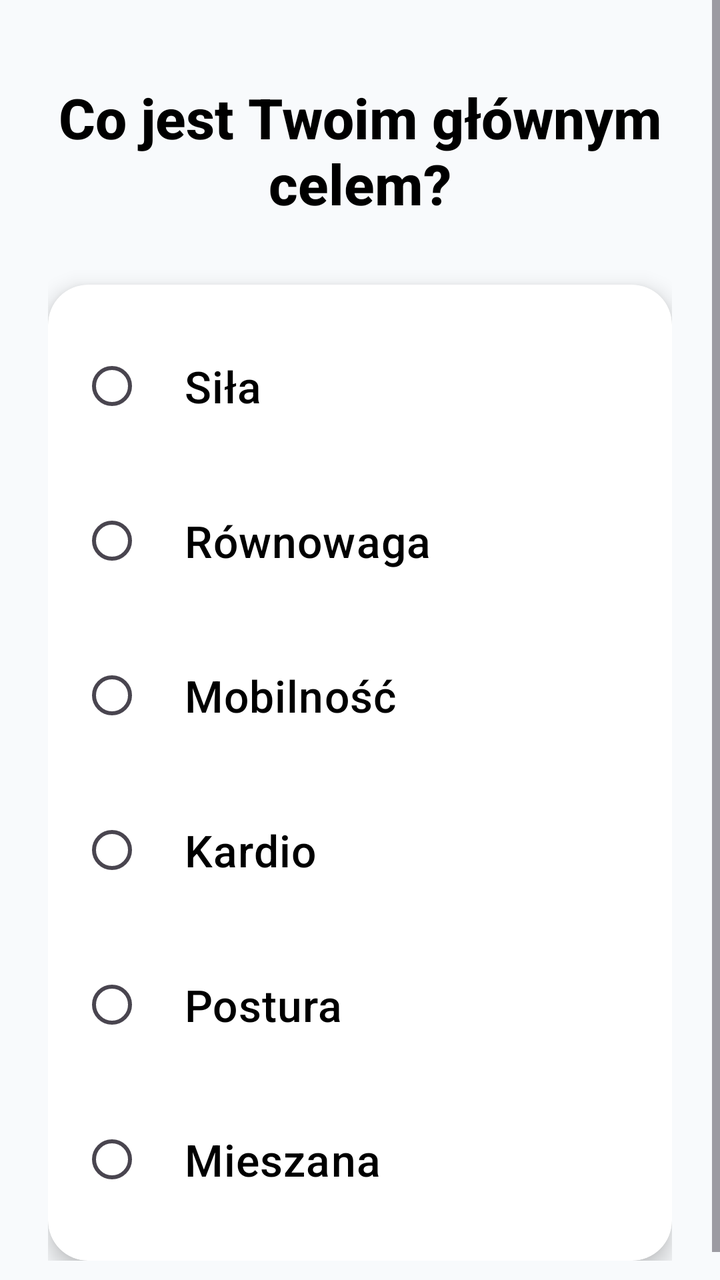
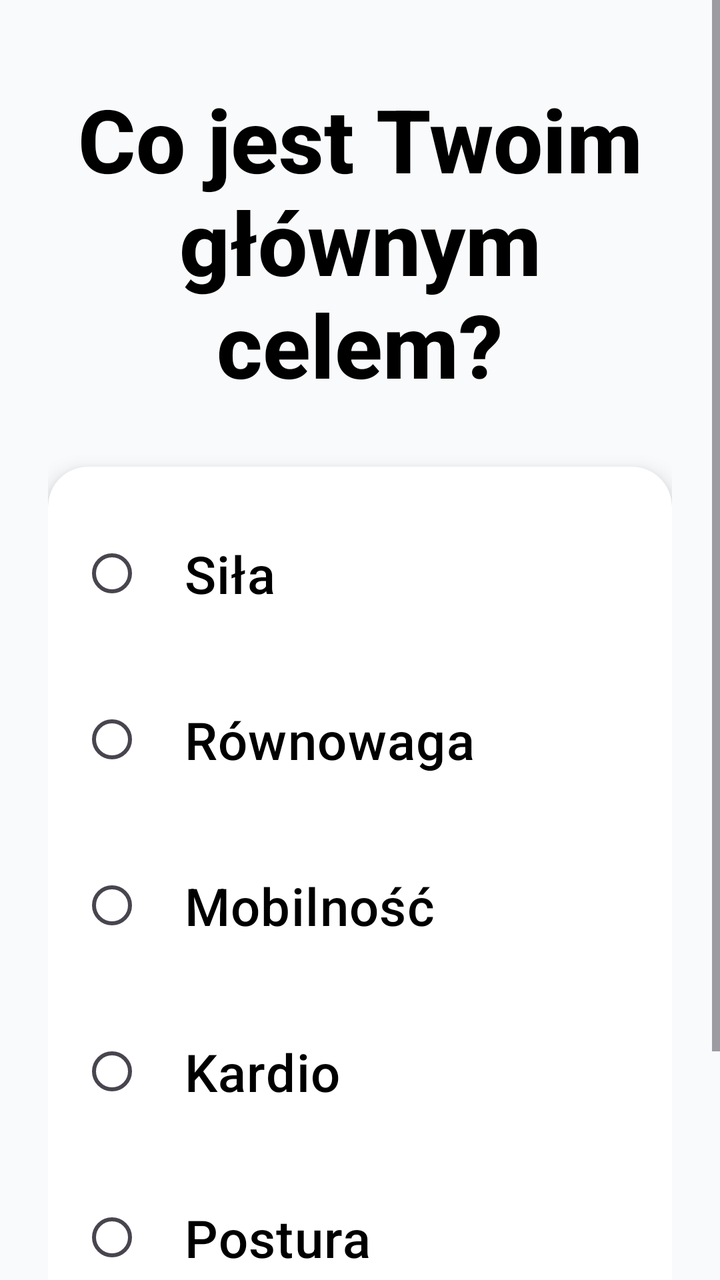

The first picture is an Android layout as it rendered before a commit; the second is the same layout after the commit. The layout source and the unified diff follow.
<!-- AndroidManifest.xml: application theme Theme.Fitnessapp -->
<!-- res/layout/item_onboarding_step4.xml -->
<?xml version="1.0" encoding="utf-8"?>
<ScrollView xmlns:android="http://schemas.android.com/apk/res/android"
    xmlns:app="http://schemas.android.com/apk/res-auto"
    android:layout_width="match_parent"
    android:layout_height="match_parent"
    android:fillViewport="true">

    <LinearLayout
        android:layout_width="match_parent"
        android:layout_height="wrap_content"
        android:orientation="vertical"
        android:padding="24dp">

        <TextView
            android:layout_width="match_parent"
            android:layout_height="wrap_content"
            android:layout_marginTop="16dp"
            android:layout_marginBottom="32dp"
            android:text="Co jest Twoim głównym celem?"
            android:textColor="@color/black"
            android:textSize="28sp"
            android:textStyle="bold"
            android:gravity="center_horizontal" />

        <androidx.cardview.widget.CardView
            android:layout_width="match_parent"
            android:layout_height="wrap_content"
            app:cardCornerRadius="20dp"
            app:cardElevation="6dp">

            <RadioGroup
                android:id="@+id/rg_goal"
                android:layout_width="match_parent"
                android:layout_height="wrap_content"
                android:padding="16dp">

                <RadioButton
                    android:id="@+id/rb_goal_strength"
                    android:layout_width="match_parent"
                    android:layout_height="wrap_content"
                    android:padding="20dp"
                    android:layout_marginBottom="8dp"
                    android:text="@string/onboarding_goal_strength"
                    android:textSize="22sp"
                    android:textColor="@color/black" />

                <RadioButton
                    android:id="@+id/rb_goal_balance"
                    android:layout_width="match_parent"
                    android:layout_height="wrap_content"
                    android:padding="20dp"
                    android:layout_marginBottom="8dp"
                    android:text="@string/onboarding_goal_balance"
                    android:textSize="22sp"
                    android:textColor="@color/black" />

                <RadioButton
                    android:id="@+id/rb_goal_mobility"
                    android:layout_width="match_parent"
                    android:layout_height="wrap_content"
                    android:padding="20dp"
                    android:layout_marginBottom="8dp"
                    android:text="@string/onboarding_goal_mobility"
                    android:textSize="22sp"
                    android:textColor="@color/black" />

                <RadioButton
                    android:id="@+id/rb_goal_cardio"
                    android:layout_width="match_parent"
                    android:layout_height="wrap_content"
                    android:padding="20dp"
                    android:layout_marginBottom="8dp"
                    android:text="@string/onboarding_goal_cardio"
                    android:textSize="22sp"
                    android:textColor="@color/black" />

                <RadioButton
                    android:id="@+id/rb_goal_posture"
                    android:layout_width="match_parent"
                    android:layout_height="wrap_content"
                    android:padding="20dp"
                    android:layout_marginBottom="8dp"
                    android:text="@string/onboarding_goal_posture"
                    android:textSize="22sp"
                    android:textColor="@color/black" />

                <RadioButton
                    android:id="@+id/rb_goal_mixed"
                    android:layout_width="match_parent"
                    android:layout_height="wrap_content"
                    android:padding="20dp"
                    android:text="@string/onboarding_goal_mixed"
                    android:textSize="22sp"
                    android:textColor="@color/black" />
            </RadioGroup>
        </androidx.cardview.widget.CardView>

    </LinearLayout>
</ScrollView>
<!-- resources referenced by this layout -->
<resources>
  <color name="black">#FF000000</color>
  <string name="onboarding_goal_balance">Równowaga</string>
  <string name="onboarding_goal_cardio">Kardio</string>
  <string name="onboarding_goal_mixed">Mieszana</string>
  <string name="onboarding_goal_mobility">Mobilność</string>
  <string name="onboarding_goal_posture">Postura</string>
  <string name="onboarding_goal_strength">Siła</string>
  <style name="Theme.Fitnessapp" parent="Base.Theme.Fitnessapp" />
  <style name="Base.Theme.Fitnessapp" parent="Theme.Material3.Light.NoActionBar">
          
          <item name="android:fontFamily">sans-serif-medium</item>
          <item name="android:textAllCaps">false</item>
          <item name="android:textColor">#0F172A</item>
          <item name="android:windowBackground">#F8FAFC</item>
      </style>
</resources>

<!-- the commit's change to res/layout/item_onboarding_step4.xml (unified diff, before → after) -->
@@ -18,7 +18,7 @@
             android:layout_marginBottom="32dp"
             android:text="Co jest Twoim głównym celem?"
             android:textColor="@color/black"
-            android:textSize="28sp"
+            android:textSize="44sp"
             android:textStyle="bold"
             android:gravity="center_horizontal" />
 
@@ -41,7 +41,7 @@
                     android:padding="20dp"
                     android:layout_marginBottom="8dp"
                     android:text="@string/onboarding_goal_strength"
-                    android:textSize="22sp"
+                    android:textSize="26sp"
                     android:textColor="@color/black" />
 
                 <RadioButton
@@ -51,7 +51,7 @@
                     android:padding="20dp"
                     android:layout_marginBottom="8dp"
                     android:text="@string/onboarding_goal_balance"
-                    android:textSize="22sp"
+                    android:textSize="26sp"
                     android:textColor="@color/black" />
 
                 <RadioButton
@@ -61,7 +61,7 @@
                     android:padding="20dp"
                     android:layout_marginBottom="8dp"
                     android:text="@string/onboarding_goal_mobility"
-                    android:textSize="22sp"
+                    android:textSize="26sp"
                     android:textColor="@color/black" />
 
                 <RadioButton
@@ -71,7 +71,7 @@
                     android:padding="20dp"
                     android:layout_marginBottom="8dp"
                     android:text="@string/onboarding_goal_cardio"
-                    android:textSize="22sp"
+                    android:textSize="26sp"
                     android:textColor="@color/black" />
 
                 <RadioButton
@@ -81,7 +81,7 @@
                     android:padding="20dp"
                     android:layout_marginBottom="8dp"
                     android:text="@string/onboarding_goal_posture"
-                    android:textSize="22sp"
+                    android:textSize="26sp"
                     android:textColor="@color/black" />
 
                 <RadioButton
@@ -90,7 +90,7 @@
                     android:layout_height="wrap_content"
                     android:padding="20dp"
                     android:text="@string/onboarding_goal_mixed"
-                    android:textSize="22sp"
+                    android:textSize="26sp"
                     android:textColor="@color/black" />
             </RadioGroup>
         </androidx.cardview.widget.CardView>
